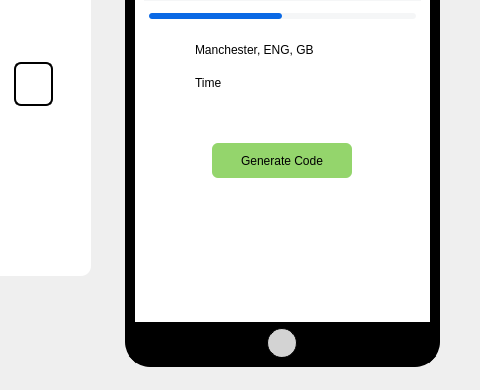
Before: the Qt Designer form src/views_ui/authenticate_views/totp_view.ui in devforgely/MFA-Simulator, drawn with Qt 5; both pictures show x 320 to 800 and y 318 to 708 of the 800 by 708 pixel window.
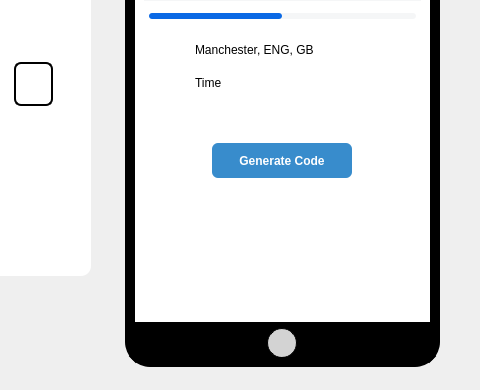
After: the same form once the commit is applied. Icons and pictures are not drawn. Custom widgets are drawn as their Qt base class.

```diff
--- a/src/views_ui/authenticate_views/totp_view.ui
+++ b/src/views_ui/authenticate_views/totp_view.ui
@@ -20,10 +20,29 @@
    <string>Form</string>
   </property>
   <property name="styleSheet">
-   <string notr="true">QPushButton {
+   <string notr="true">#verify_btn {
+ 	width: 120px;
 	height: 35px;
 	border-radius: 6px;
 	border: none;
+	background-color:#94d56c;
+}
+
+#verify_btn:hover {
+	background-color: #85c061;
+}
+
+#code_btn {
+	border: none;
+	border-radius: 6px;
+	height: 35px;
+	color: #fff;
+	font-weight: bold;
+	background-color: #388ccc;
+}
+
+#code_btn:hover {
+	background-color: #327eb8;
 }
 
 #left_frame {
@@ -63,11 +82,6 @@
 	border: 2px solid #4070f4;
 }
 
-#verify_btn {
-	width: 120px;
-	background-color:#94d56c;
-}
-
 #phone_title {
 	font-size: 14pt;
 	font-weight: bold;
@@ -101,10 +115,6 @@
 	margin-left: 15px;
 }
 
-#code_btn {
-	background-color:#94d56c;
-}
-
 #phone_frame {
 	border: 10px solid black;
 	border-radius: 25px;
```
